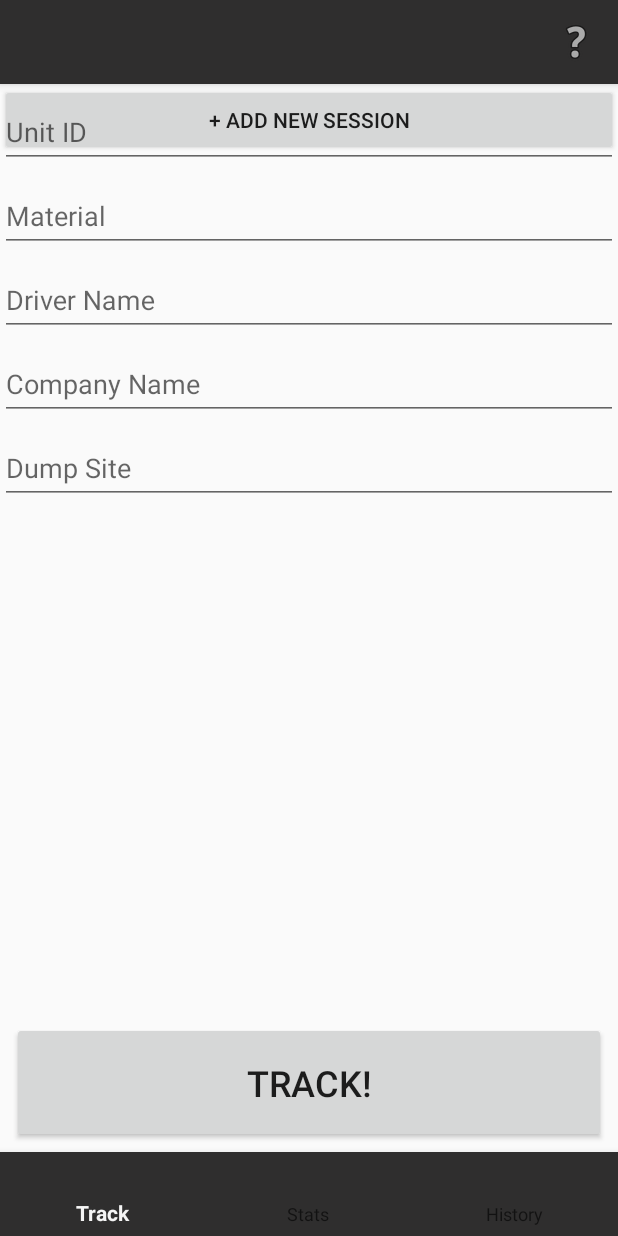
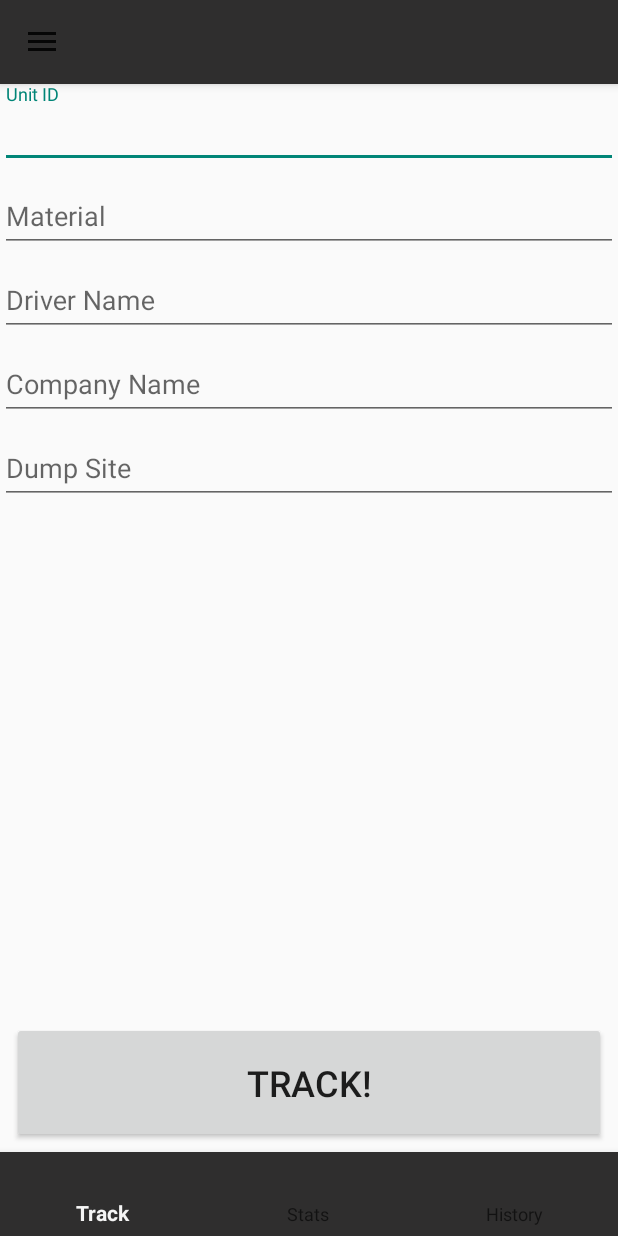
Before and after one commit to nabramyk/LoadTracker-android, an Android app: the screen it shows after launch (MainActivity), on a phone screen of 412 x 824 dp. Run offline under Robolectric (Android 15) with nearby library versions, the phone set to English and light mode, and no system bars; our stand-ins replace Room's generated code.

Commit message:
Added a drawer layout to simplify navigation.

```diff
--- a/app/src/main/java/com/example/nathan/loadtracker/ui/activities/MainActivity.kt
+++ b/app/src/main/java/com/example/nathan/loadtracker/ui/activities/MainActivity.kt
@@ -8,7 +8,10 @@ import android.text.Editable
 import android.text.TextUtils
 import android.text.TextWatcher
 import android.view.Menu
+import android.view.MenuItem
 import androidx.activity.viewModels
+import androidx.appcompat.app.ActionBarDrawerToggle
+import androidx.drawerlayout.widget.DrawerLayout.DrawerListener
 import androidx.fragment.app.Fragment
 import androidx.fragment.app.FragmentManager
 import androidx.fragment.app.FragmentStatePagerAdapter
@@ -26,7 +29,8 @@ import kotlinx.coroutines.launch
 class MainActivity : AppCompatActivity() {
 
     private lateinit var binding: ActivityMainBinding
-    private lateinit var vAdapter : TrackingPagerAdapter
+    private lateinit var vAdapter: TrackingPagerAdapter
+    private lateinit var lDrawerToggle: ActionBarDrawerToggle
 
     private val viewModel: MainViewModel by viewModels { MainViewModel.Factory(application) }
 
@@ -40,17 +44,19 @@ class MainActivity : AppCompatActivity() {
         viewModel
 
         setContentView(binding.root)
+        setSupportActionBar(binding.toolbar)
 
-        setSupportActionBar(binding.toolbar)
         title = ""
 
-        lifecycleScope.launch {
-            repeatOnLifecycle(Lifecycle.State.STARTED) {
-                binding.buttonCreateSession.setOnClickListener { showCreateDialog(viewModel) }
-            }
-        }
-
-        binding.buttonExport.setOnClickListener { startActivity(Intent(this, ExportActivity::class.java)) }
+        lDrawerToggle = ActionBarDrawerToggle(
+            this,
+            binding.drawerLayout,
+            R.string.nav_open,
+            R.string.nav_close
+        )
+        binding.drawerLayout.addDrawerListener(lDrawerToggle)
+        lDrawerToggle.syncState()
+        supportActionBar?.setDisplayHomeAsUpEnabled(true)
 
         vAdapter = TrackingPagerAdapter(supportFragmentManager)
         binding.vPager.adapter = vAdapter
@@ -59,7 +65,12 @@ class MainActivity : AppCompatActivity() {
         binding.vPager.addOnPageChangeListener(object : ViewPager.OnPageChangeListener {
             override fun onPageScrollStateChanged(state: Int) {}
 
-            override fun onPageScrolled(position: Int, positionOffset: Float, positionOffsetPixels: Int) {}
+            override fun onPageScrolled(
+                position: Int,
+                positionOffset: Float,
+                positionOffsetPixels: Int
+            ) {
+            }
 
             override fun onPageSelected(position: Int) {
                 binding.bottomNavigation.selectedItemId = when (position) {
@@ -70,17 +81,19 @@ class MainActivity : AppCompatActivity() {
             }
         })
 
-        binding.bottomNavigation.setOnNavigationItemSelectedListener {
+        binding.bottomNavigation.setOnItemSelectedListener { item ->
             vAdapter.notifyDataSetChanged()
-            when(it.itemId) {
+            when (item.itemId) {
                 R.id.fragment_track -> {
                     binding.vPager.setCurrentItem(0, true)
                     true
                 }
+
                 R.id.fragment_stats -> {
                     binding.vPager.setCurrentItem(1, true)
                     true
                 }
+
                 R.id.fragment_history -> {
                     binding.vPager.setCurrentItem(2, true)
                     true
@@ -88,11 +101,36 @@ class MainActivity : AppCompatActivity() {
                 else -> true
             }
         }
+
+        binding.nvNavigationView.setNavigationItemSelectedListener { item ->
+            when (item.itemId) {
+                R.id.new_job_session -> {
+                    showCreateDialog(viewModel)
+                    true
                 }
 
-    override fun onCreateOptionsMenu(menu: Menu?): Boolean {
-        menuInflater.inflate(R.menu.main_activity_menu, menu)
-        return super.onCreateOptionsMenu(menu)
+                R.id.view_job_sessions -> {
+                    startActivity(Intent(this, JobSessionsActivity::class.java))
+                    true
+                }
+
+                R.id.settings -> {
+                    true
+                }
+
+                R.id.export -> {
+                    startActivity(Intent(this, ExportActivity::class.java))
+                    true
+                }
+                else -> false
+            }
+        }
+    }
+
+    override fun onOptionsItemSelected(item: MenuItem): Boolean {
+        return if (lDrawerToggle.onOptionsItemSelected(item)) {
+            true
+        } else super.onOptionsItemSelected(item)
     }
 
     private fun showCreateDialog(viewModel: MainViewModel) {
@@ -103,7 +141,7 @@ class MainActivity : AppCompatActivity() {
         val alertDialog = alertDialogBuilder
             .setView(dialogBinding.root)
             .setCancelable(false)
-                .setPositiveButton("Create") { _,_ ->
+            .setPositiveButton("Create") { _, _ ->
                 if (!TextUtils.isEmpty(dialogBinding.sessionTitleEditText.text)) {
                     viewModel.addJobSession(
                         jobTitle = dialogBinding.sessionTitleEditText.text.toString()
@@ -111,7 +149,8 @@ class MainActivity : AppCompatActivity() {
                     showStartImmediateDialog()
                 }
             }
-                .setNegativeButton("Cancel"
+            .setNegativeButton(
+                "Cancel"
             ) { dialog, _ -> dialog.cancel() }
             .create()
 
@@ -148,7 +187,8 @@ class MainActivity : AppCompatActivity() {
         HISTORY
     }
 
-    inner class TrackingPagerAdapter(fragmentManager: FragmentManager) : FragmentStatePagerAdapter(fragmentManager) {
+    inner class TrackingPagerAdapter(fragmentManager: FragmentManager) :
+        FragmentStatePagerAdapter(fragmentManager) {
         override fun getItem(position: Int): Fragment = when (position) {
             Tab.TRACKING.ordinal -> TrackLoadFragment()
             Tab.STATS.ordinal -> StatisticsFragment()
--- a/app/src/main/java/com/example/nathan/loadtracker/ui/viewmodels/MainViewModel.kt
+++ b/app/src/main/java/com/example/nathan/loadtracker/ui/viewmodels/MainViewModel.kt
@@ -15,6 +15,7 @@ import java.lang.IllegalArgumentException
 import java.util.Calendar
 
 class MainViewModel(application: Application) : ViewModel() {
+
     private val _repository = LoadTrackerRepository(application)
     private val _preferences = application.getSharedPreferences(
         "com.example.nathan.loadtracker",
--- a/app/src/main/res/layout/activity_main.xml
+++ b/app/src/main/res/layout/activity_main.xml
@@ -1,7 +1,13 @@
 <?xml version="1.0" encoding="utf-8"?>
+<androidx.drawerlayout.widget.DrawerLayout
+    xmlns:android="http://schemas.android.com/apk/res/android"
+    xmlns:app="http://schemas.android.com/apk/res-auto"
+    android:id="@+id/drawerLayout"
+    android:layout_height="match_parent"
+    android:layout_width="match_parent">
+
     <androidx.constraintlayout.widget.ConstraintLayout xmlns:android="http://schemas.android.com/apk/res/android"
         xmlns:app="http://schemas.android.com/apk/res-auto"
-    xmlns:tool="http://schemas.android.com/tools"
         android:layout_width="match_parent"
         android:layout_height="match_parent">
 
@@ -17,30 +23,6 @@
             app:layout_constraintTop_toTopOf="parent"
             app:popupTheme="@style/ThemeOverlay.AppCompat.Light"
             app:titleTextColor="@color/textPrimary" />
-
-    <androidx.slidingpanelayout.widget.SlidingPaneLayout
-        android:layout_width="match_parent"
-        android:layout_height="wrap_content"
-        app:layout_constraintTop_toBottomOf="@id/toolbar">
-
-        <androidx.appcompat.widget.LinearLayoutCompat
-            android:layout_width="match_parent"
-            android:layout_height="wrap_content"
-            android:orientation="vertical">
-
-            <androidx.appcompat.widget.AppCompatButton
-                android:layout_width="match_parent"
-                android:layout_height="wrap_content"
-                android:text="+ Add New Session" />
-
-            <androidx.recyclerview.widget.RecyclerView
-                android:layout_width="match_parent"
-                android:layout_height="wrap_content"
-                tool:itemCount="5" />
-
-        </androidx.appcompat.widget.LinearLayoutCompat>
-
-    </androidx.slidingpanelayout.widget.SlidingPaneLayout>
 
         <androidx.coordinatorlayout.widget.CoordinatorLayout
             android:id="@+id/coordinator"
@@ -68,39 +50,13 @@
 
         </com.google.android.material.bottomnavigation.BottomNavigationView>
 
+    </androidx.constraintlayout.widget.ConstraintLayout>
+
     <com.google.android.material.navigation.NavigationView
+        android:id="@+id/nvNavigationView"
         android:layout_width="wrap_content"
         android:layout_height="match_parent"
-        android:visibility="invisible"
-        app:layout_constraintEnd_toEndOf="parent">
+        android:layout_gravity="start"
+        app:menu="@menu/main_activity_menu" />
 
-        <androidx.constraintlayout.widget.ConstraintLayout
-            android:layout_width="match_parent"
-            android:layout_height="match_parent">
-
-            <Button
-                android:id="@+id/button_create_session"
-                android:layout_width="match_parent"
-                android:layout_height="wrap_content"
-                android:paddingTop="24dp"
-                android:paddingBottom="24dp"
-                android:text="@string/create_session"
-                app:layout_constraintBottom_toBottomOf="parent"
-                app:layout_constraintEnd_toEndOf="parent"
-                app:layout_constraintStart_toStartOf="parent"
-                app:layout_constraintTop_toTopOf="parent" />
-
-            <Button
-                android:id="@+id/button_export"
-                android:layout_width="0dp"
-                android:layout_height="wrap_content"
-                android:text="@string/export"
-                app:layout_constraintEnd_toEndOf="parent"
-                app:layout_constraintStart_toStartOf="parent"
-                app:layout_constraintTop_toBottomOf="@+id/button_create_session" />
-
-        </androidx.constraintlayout.widget.ConstraintLayout>
-
-    </com.google.android.material.navigation.NavigationView>
-
-</androidx.constraintlayout.widget.ConstraintLayout>
+</androidx.drawerlayout.widget.DrawerLayout>
--- a/app/src/main/res/menu/main_activity_menu.xml
+++ b/app/src/main/res/menu/main_activity_menu.xml
@@ -1,9 +1,19 @@
 <?xml version="1.0" encoding="utf-8"?>
-<menu xmlns:android="http://schemas.android.com/apk/res/android"
-    xmlns:app="http://schemas.android.com/apk/res-auto">
+<menu xmlns:android="http://schemas.android.com/apk/res/android">
 
-    <item android:id="@+id/help"
-        android:icon="@android:drawable/ic_menu_help"
-        android:title=""
-        app:showAsAction="ifRoom" />
+    <item
+        android:id="@+id/new_job_session"
+        android:title="New Job Session" />
+
+    <item
+        android:id="@+id/view_job_sessions"
+        android:title="View Job Sessions" />
+
+    <item
+        android:id="@+id/settings"
+        android:title="Settings" />
+
+    <item
+        android:id="@+id/export"
+        android:title="Export" />
 </menu>
--- a/app/src/main/res/values/strings.xml
+++ b/app/src/main/res/values/strings.xml
@@ -28,4 +28,7 @@
     </string-array>
     <string name="file_provider_authority" translatable="false">com.example.nathan.fileprovider</string>
     <string name="view_load_history">View Load History</string>
+
+    <string name="nav_open">Open</string>
+    <string name="nav_close">Close</string>
 </resources>
```
Also changed, not shown: app/src/main/java/com/example/nathan/loadtracker/ui/activities/JobSessionsActivity.kt (+0 -14 lines), app/src/main/java/com/example/nathan/loadtracker/ui/activities/TrackingHistoryFragment.kt (+6 -4 lines), app/src/main/res/layout/activity_job_sessions.xml (+10 -7 lines), app/src/main/res/menu/main_activity_context_menu.xml (deleted, +0 -7 lines), app/src/main/res/menu/new_session_menu.xml (deleted, +0 -8 lines), app/src/main/res/menu/tracking_history_context_menu.xml (deleted, +0 -7 lines). Lines whose indentation alone changed are shown as unchanged.
